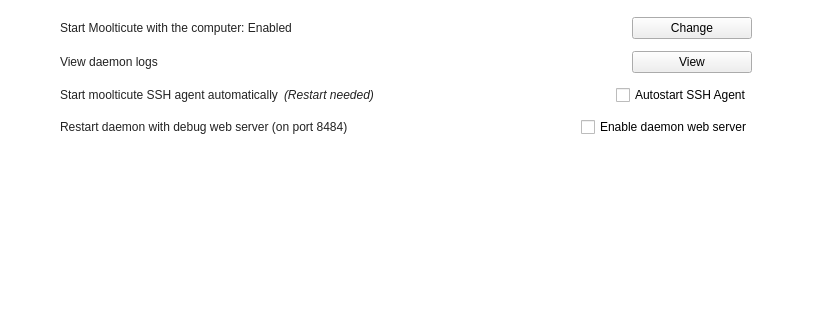
Old version of the form src/MainWindow.ui in the repository mooltipass/moolticute; both pictures show x 0 to 822 and y 100 to 420 of the 822 by 553 pixel window.
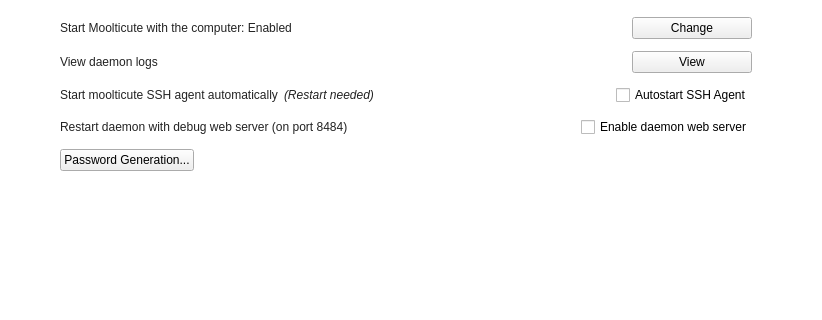
New version of the form. The open tabs and pages were chosen to show the change. Icons and pictures are not drawn. Custom widgets are drawn as their Qt base class.

Commit message: Add dialog for adding/deleting password generation profiles

The edit to the form file:
```diff
--- a/src/MainWindow.ui
+++ b/src/MainWindow.ui
@@ -2214,6 +2214,30 @@
             </item>
            </layout>
           </item>
+          <item>
+           <layout class="QHBoxLayout" name="horizontalLayout_30">
+            <item>
+             <widget class="QPushButton" name="btnPassGenerationProfiles">
+              <property name="text">
+               <string>Password Generation...</string>
+              </property>
+             </widget>
+            </item>
+            <item>
+             <spacer name="horizontalSpacer_14">
+              <property name="orientation">
+               <enum>Qt::Horizontal</enum>
+              </property>
+              <property name="sizeHint" stdset="0">
+               <size>
+                <width>40</width>
+                <height>20</height>
+               </size>
+              </property>
+             </spacer>
+            </item>
+           </layout>
+          </item>
           <item>
            <spacer name="verticalSpacer_12">
             <property name="orientation">
```
The commit also changes 10 other files.
